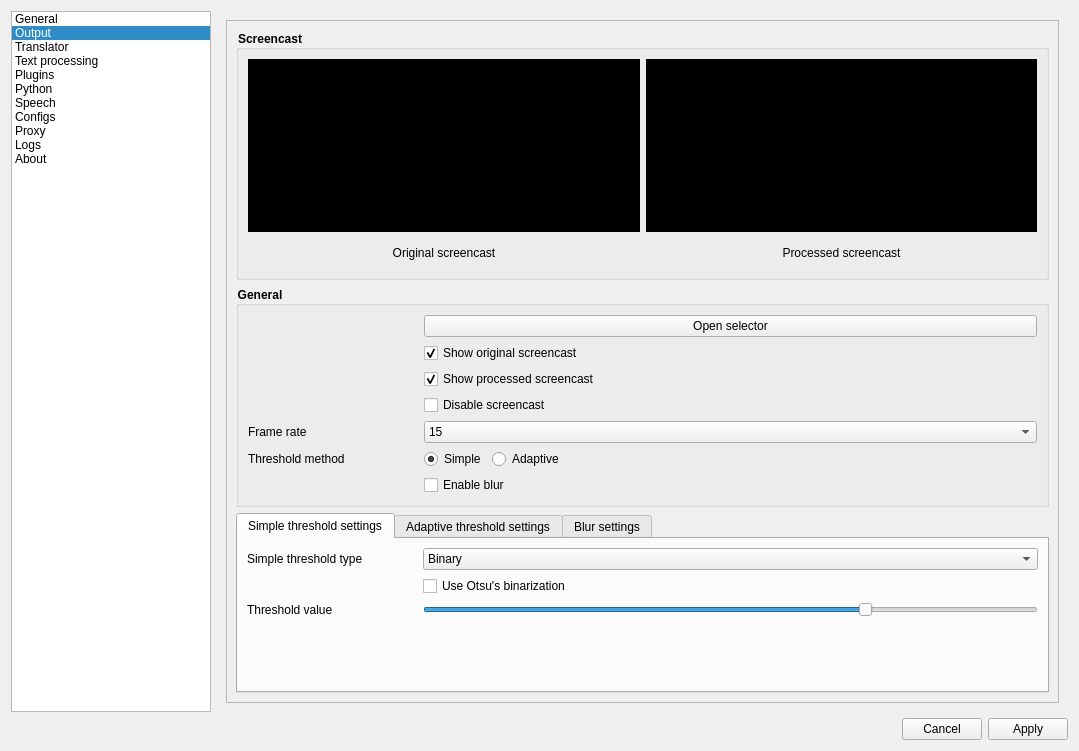
Qt form src/UI/forms/mainwindow.ui (Kirizaku/AurexTranslator) before a commit.
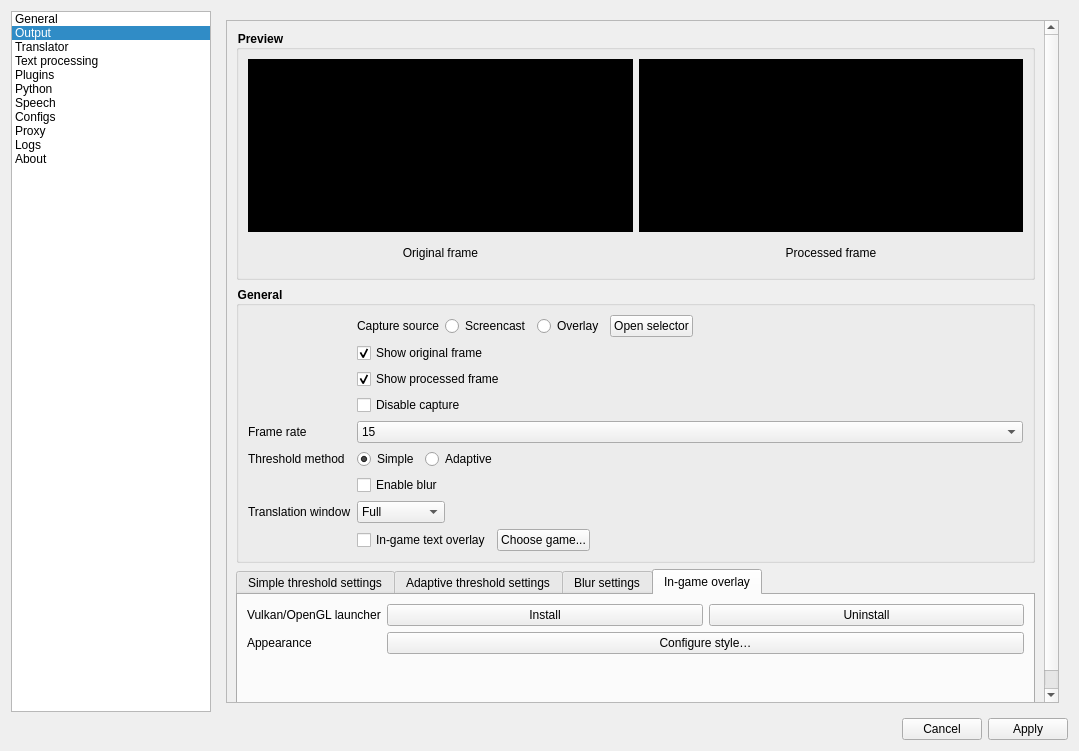
The same form after that commit. The open tabs and pages were chosen to show the change. Custom widgets are drawn as their Qt base class.

Commit message: feat: add in-game overlay support through the libat-overlay plugin

```diff
--- a/src/UI/forms/mainwindow.ui
+++ b/src/UI/forms/mainwindow.ui
@@ -163,6 +163,19 @@
               </property>
              </spacer>
             </item>
+            <item row="2" column="1">
+             <widget class="QCheckBox" name="generalShowTrayCloseNotification">
+              <property name="toolTip">
+               <string>Shown at most once, and only when the Translation window isn't visible either. Turns itself off after being shown - check it again to be reminded once more.</string>
+              </property>
+              <property name="text">
+               <string>Notify when minimized to tray</string>
+              </property>
+              <property name="checked">
+               <bool>true</bool>
+              </property>
+             </widget>
+            </item>
            </layout>
           </widget>
          </item>
@@ -297,6 +310,26 @@
              <widget class="QKeySequenceEdit" name="generalHotkeyToggleSpeechEdit"/>
             </item>
             <item row="8" column="0">
+             <widget class="QLabel" name="generalHotkeyToggleOutputCaption">
+              <property name="text">
+               <string>Show/Hide translation window</string>
+              </property>
+             </widget>
+            </item>
+            <item row="8" column="1">
+             <widget class="QKeySequenceEdit" name="generalHotkeyToggleOutputEdit"/>
+            </item>
+            <item row="9" column="0">
+             <widget class="QLabel" name="generalHotkeyToggleOverlayCaption">
+              <property name="text">
+               <string>Show/Hide in-game overlay</string>
+              </property>
+             </widget>
+            </item>
+            <item row="9" column="1">
+             <widget class="QKeySequenceEdit" name="generalHotkeyToggleOverlayEdit"/>
+            </item>
+            <item row="10" column="0">
              <spacer name="horizontalSpacer_6">
               <property name="orientation">
                <enum>Qt::Horizontal</enum>
@@ -312,7 +345,7 @@
               </property>
              </spacer>
             </item>
-            <item row="8" column="1">
+            <item row="10" column="1">
              <widget class="QLabel" name="generalPortalHotkeysHint">
               <property name="text">
                <string>Global shortcuts are registered by your desktop environment. It may ask you to assign the keys on first run. To change them later, open your desktop's global shortcut settings (KDE Plasma: System Settings → Shortcuts).</string>
@@ -322,7 +355,7 @@
               </property>
              </widget>
             </item>
-            <item row="9" column="1">
+            <item row="11" column="1">
              <spacer name="verticalSpacer_3">
               <property name="orientation">
                <enum>Qt::Vertical</enum>
@@ -360,7 +393,7 @@
               <x>0</x>
               <y>0</y>
               <width>819</width>
-              <height>702</height>
+              <height>776</height>
              </rect>
             </property>
             <layout class="QVBoxLayout" name="verticalLayout_4">
@@ -384,7 +417,7 @@
 }</string>
                </property>
                <property name="title">
-                <string>Screencast</string>
+                <string>Preview</string>
                </property>
                <layout class="QGridLayout" name="gridLayout">
                 <item row="1" column="0">
@@ -396,7 +429,7 @@
                    </size>
                   </property>
                   <property name="text">
-                   <string>Original screencast</string>
+                   <string>Original frame</string>
                   </property>
                   <property name="alignment">
                    <set>Qt::AlignCenter</set>
@@ -427,7 +460,7 @@
                    </size>
                   </property>
                   <property name="text">
-                   <string>Processed screencast</string>
+                   <string>Processed frame</string>
                   </property>
                   <property name="alignment">
                    <set>Qt::AlignCenter</set>
@@ -478,60 +511,88 @@
                 <property name="fieldGrowthPolicy">
                  <enum>QFormLayout::AllNonFixedFieldsGrow</enum>
                 </property>
-                <item row="0" column="0">
-                 <spacer name="horizontalSpacer_5">
-                  <property name="orientation">
-                   <enum>Qt::Horizontal</enum>
-                  </property>
-                  <property name="sizeType">
-                   <enum>QSizePolicy::Fixed</enum>
-                  </property>
-                  <property name="sizeHint" stdset="0">
-                   <size>
-                    <width>170</width>
-                    <height>20</height>
-                   </size>
-                  </property>
-                 </spacer>
-                </item>
                 <item row="0" column="1">
-                 <widget class="QPushButton" name="outputGeneralSelect">
-                  <property name="enabled">
-                   <bool>true</bool>
-                  </property>
-                  <property name="text">
-                   <string>Open selector</string>
-                  </property>
-                 </widget>
-                </item>
-                <item row="1" column="1">
-                 <widget class="QCheckBox" name="outputToggledOriginalScreencast">
-                  <property name="text">
-                   <string>Show original screencast</string>
-                  </property>
-                  <property name="checked">
-                   <bool>true</bool>
-                  </property>
-                 </widget>
+                 <layout class="QHBoxLayout" name="outputModeLayout">
+                  <item>
+                   <widget class="QLabel" name="outputModeLabel">
+                    <property name="text">
+                     <string>Capture source</string>
+                    </property>
+                   </widget>
+                  </item>
+                  <item>
+                   <widget class="QRadioButton" name="outputModeScreencastRadio">
+                    <property name="text">
+                     <string>Screencast</string>
+                    </property>
+                    <property name="checked">
+                     <bool>true</bool>
+                    </property>
+                   </widget>
+                  </item>
+                  <item>
+                   <widget class="QRadioButton" name="outputModeOverlayRadio">
+                    <property name="text">
+                     <string>Overlay</string>
+                    </property>
+                   </widget>
+                  </item>
+                  <item>
+                   <widget class="QPushButton" name="outputGeneralSelect">
+                    <property name="sizePolicy">
+                     <sizepolicy hsizetype="Maximum" vsizetype="Fixed">
+                      <horstretch>0</horstretch>
+                      <verstretch>0</verstretch>
+                     </sizepolicy>
+                    </property>
+                    <property name="text">
+                     <string>Open selector</string>
+                    </property>
+                   </widget>
+                  </item>
+                  <item>
+                   <spacer name="outputModeSpacer">
+                    <property name="orientation">
+                     <enum>Qt::Horizontal</enum>
+                    </property>
+                    <property name="sizeHint" stdset="0">
+                     <size>
+                      <width>40</width>
+                      <height>20</height>
+                     </size>
+                    </property>
+                   </spacer>
+                  </item>
+                 </layout>
                 </item>
                 <item row="2" column="1">
+                 <widget class="QCheckBox" name="outputToggledOriginalScreencast">
+                  <property name="text">
+                   <string>Show original frame</string>
+                  </property>
+                  <property name="checked">
+                   <bool>true</bool>
+                  </property>
+                 </widget>
+                </item>
+                <item row="3" column="1">
                  <widget class="QCheckBox" name="outputToggledProcessedScreencast">
                   <property name="text">
-                   <string>Show processed screencast</string>
+                   <string>Show processed frame</string>
                   </property>
                   <property name="checked">
                    <bool>true</bool>
                   </property>
                  </widget>
                 </item>
-                <item row="4" column="0">
+                <item row="5" column="0">
                  <widget class="QLabel" name="label_10">
                   <property name="text">
                    <string>Frame rate</string>
                   </property>
                  </widget>
                 </item>
-                <item row="4" column="1">
+                <item row="5" column="1">
                  <widget class="QComboBox" name="outputGeneralBoxFramerate">
                   <property name="currentText">
                    <string notr="true">15</string>
@@ -574,21 +635,21 @@
                   </item>
                  </widget>
                 </item>
-                <item row="7" column="0">
+                <item row="8" column="0">
                  <widget class="QLabel" name="label_5">
                   <property name="text">
                    <string>Threshold method</string>
                   </property>
                  </widget>
                 </item>
-                <item row="9" column="1">
+                <item row="10" column="1">
                  <widget class="QCheckBox" name="outputProcessedToggledBlur">
                   <property name="text">
                    <string>Enable blur</string>
                   </property>
                  </widget>
                 </item>
-                <item row="7" column="1">
+                <item row="8" column="1">
                  <layout class="QHBoxLayout" name="horizontalLayout_9">
                   <item>
                    <widget class="QRadioButton" name="outputProcessedSimpleThresh">
@@ -622,13 +683,90 @@
                   </item>
                  </layout>
                 </item>
-                <item row="3" column="1">
+                <item row="4" column="1">
                  <widget class="QCheckBox" name="outputToggledScreencast">
                   <property name="text">
-                   <string>Disable screencast</string>
+                   <string>Disable capture</string>
                   </property>
                  </widget>
                 </item>
+                <item row="11" column="0">
+                 <widget class="QLabel" name="outputTextDisplayLabel">
+                  <property name="text">
+                   <string>Translation window</string>
+                  </property>
+                 </widget>
+                </item>
+                <item row="11" column="1">
+                 <layout class="QHBoxLayout" name="outputTextExternalWindowLayout">
+                  <item>
+                   <widget class="QComboBox" name="outputTextExternalWindowMode">
+                    <item>
+                     <property name="text">
+                      <string>Full</string>
+                     </property>
+                    </item>
+                    <item>
+                     <property name="text">
+                      <string>Panel only</string>
+                     </property>
+                    </item>
+                    <item>
+                     <property name="text">
+                      <string>Hidden</string>
+                     </property>
+                    </item>
+                   </widget>
+                  </item>
+                  <item>
+                   <spacer name="outputTextExternalWindowSpacer">
+                    <property name="orientation">
+                     <enum>Qt::Horizontal</enum>
+                    </property>
+                    <property name="sizeHint" stdset="0">
+                     <size>
+                      <width>40</width>
+                      <height>20</height>
+                     </size>
+                    </property>
+                   </spacer>
+                  </item>
+                 </layout>
+                </item>
+                <item row="12" column="1">
+                 <layout class="QHBoxLayout" name="outputTextInGameOverlayLayout">
+                  <item>
+                   <widget class="QCheckBox" name="outputTextInGameOverlay">
+                    <property name="text">
+                     <string>In-game text overlay</string>
+                    </property>
+                    <property name="checked">
+                     <bool>false</bool>
+                    </property>
+                   </widget>
+                  </item>
+                  <item>
+                   <widget class="QPushButton" name="outputChooseGameForText">
+                    <property name="text">
+                     <string>Choose game...</string>
+                    </property>
+                   </widget>
+                  </item>
+                  <item>
+                   <spacer name="outputTextInGameOverlaySpacer">
+                    <property name="orientation">
+                     <enum>Qt::Horizontal</enum>
+                    </property>
+                    <property name="sizeHint" stdset="0">
+                     <size>
+                      <width>40</width>
+                      <height>20</height>
+                     </size>
+                    </property>
+                   </spacer>
+                  </item>
+                 </layout>
+                </item>
                </layout>
               </widget>
              </item>
@@ -886,6 +1024,77 @@
                  </item>
                 </layout>
                </widget>
+               <widget class="QWidget" name="tabOverlayStyle">
+                <attribute name="title">
+                 <string>In-game overlay</string>
+                </attribute>
+                <layout class="QFormLayout" name="overlayStyleFormLayout">
+                 <property name="fieldGrowthPolicy">
+                  <enum>QFormLayout::AllNonFixedFieldsGrow</enum>
+                 </property>
+                 <item row="1" column="0">
+                  <widget class="QLabel" name="overlayInstallLabel">
+                   <property name="text">
+                    <string>Vulkan/OpenGL launcher</string>
+                   </property>
+                  </widget>
+                 </item>
+                 <item row="1" column="1">
+                  <layout class="QHBoxLayout" name="overlayInstallLayout">
+                   <item>
+                    <widget class="QPushButton" name="overlayInstallButton">
+                     <property name="toolTip">
+                      <string>Registers the Vulkan implicit layer. Does not require Overlay to be running.</string>
+                     </property>
+                     <property name="text">
+                      <string>Install</string>
+                     </property>
+                    </widget>
+                   </item>
+                   <item>
+                    <widget class="QPushButton" name="overlayUninstallButton">
+                     <property name="toolTip">
+                      <string>Unregisters the Vulkan implicit layer.</string>
+                     </property>
+                     <property name="text">
+                      <string>Uninstall</string>
+                     </property>
+                    </widget>
+                   </item>
+                  </layout>
+                 </item>
+                 <item row="2" column="0">
+                  <widget class="QLabel" name="overlayAppearanceLabel">
+                   <property name="text">
+                    <string>Appearance</string>
+                   </property>
+                  </widget>
+                 </item>
+                 <item row="2" column="1">
+                  <widget class="QPushButton" name="overlayConfigureStyleButton">
+                   <property name="toolTip">
+                    <string>Colors, font, corner rounding, margins, alignment, panel position, opacity, and what the panel shows.</string>
+                   </property>
+                   <property name="text">
+                    <string>Configure style…</string>
+                   </property>
+                  </widget>
+                 </item>
+                 <item row="3" column="1">
+                  <spacer name="overlayVerticalSpacer">
+                   <property name="orientation">
+                    <enum>Qt::Vertical</enum>
+                   </property>
+                   <property name="sizeHint" stdset="0">
+                    <size>
+                     <width>20</width>
+                     <height>40</height>
+                    </size>
+                   </property>
+                  </spacer>
+                 </item>
+                </layout>
+               </widget>
               </widget>
              </item>
             </layout>
@@ -1756,8 +1965,8 @@
              <rect>
               <x>0</x>
               <y>0</y>
-              <width>833</width>
-              <height>680</height>
+              <width>576</width>
+              <height>632</height>
              </rect>
             </property>
             <layout class="QVBoxLayout" name="verticalLayout_13">
```
The commit also changes 40 other files.
